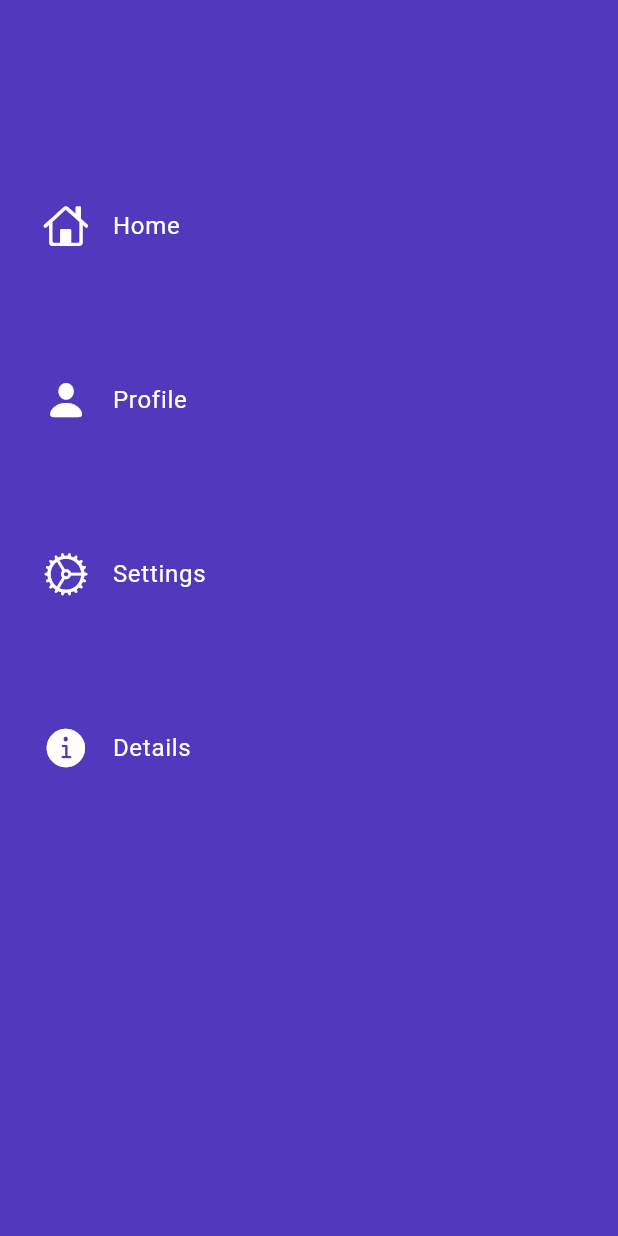
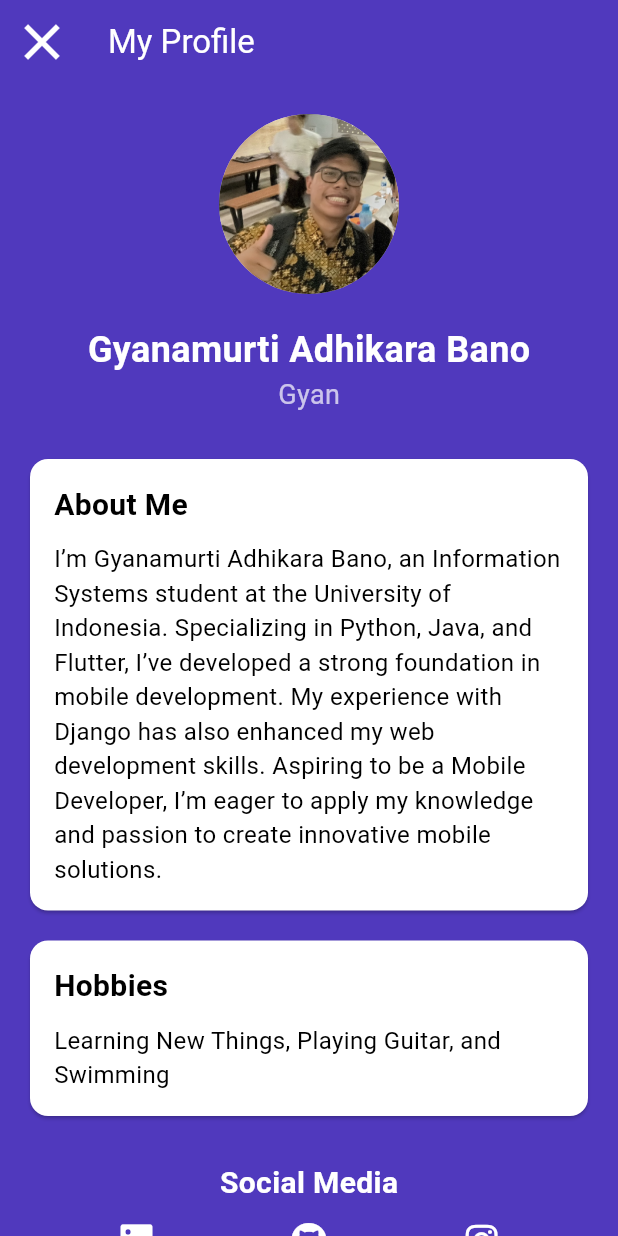
Before and after one commit to Gyan-Bano/BISMILAH-MOBDEV-RISTEK, a Flutter app: the CustomDrawer widget shown alone on an empty page, opened directly, after a tap on "Profile", on a phone screen of 412 x 824 dp. Run offline on Flutter 3.47's test engine with Material 3 defaults, Android fonts, the phone set to English and light mode, and no system bars; our stand-ins replace animate_do, flutter_slidable, flutter_slider_drawer, font_awesome_flutter, hive, hive_flutter; missing offline and left inert: flutter_cupertino_date_picker_fork; accounts and stored records are empty.

Commit message:
profile done

```diff
--- a/lib/pages/drawer/slider_drawer.dart
+++ b/lib/pages/drawer/slider_drawer.dart
@@ -1,22 +1,19 @@
 import 'package:flutter/cupertino.dart';
 import 'package:flutter/material.dart';
 import 'package:flutter/widgets.dart';
+import 'package:todo_app/pages/profile/profile_form.dart';
 
 class CustomDrawer extends StatelessWidget {
   CustomDrawer({super.key});
 
   // icons
   final List<IconData> icons = [
-    CupertinoIcons.home,
     CupertinoIcons.person_fill,
-    CupertinoIcons.settings,
     CupertinoIcons.info_circle_fill,
   ];
 
   List<String> texts = [
-    "Home",
     "Profile",
-    "Settings",
     "Details",
   ];
 
@@ -38,7 +35,24 @@ class CustomDrawer extends StatelessWidget {
                   itemBuilder: (BuildContext context, int index) {
                     return InkWell(
                       onTap: () {
-                        // logic tap
+                        if (index == 0) { // Assuming 0 is the index for Profile
+                          Navigator.of(context).push(PageRouteBuilder(
+                            pageBuilder: (context, animation, secondaryAnimation) => ProfileForm(backgroundColor: Theme.of(context).primaryColor,),
+                            transitionsBuilder: (context, animation, secondaryAnimation, child) {
+                              var begin = Offset(-1.0, 0.0);
+                              var end = Offset.zero;
+                              var curve = Curves.ease;
+
+                              var tween = Tween(begin: begin, end: end).chain(CurveTween(curve: curve));
+                              var offsetAnimation = animation.drive(tween);
+
+                              return SlideTransition(
+                                position: offsetAnimation,
+                                child: child,
+                              );
+                            },
+                          ));
+                        }
                       },
                       child: Container(
                         margin: const EdgeInsets.symmetric(
--- a/lib/pages/home/home_page.dart
+++ b/lib/pages/home/home_page.dart
@@ -21,13 +21,13 @@ class MyHomePage extends StatefulWidget {
   State<MyHomePage> createState() => _MyHomePageState();
 }
 
-class _MyHomePageState extends State<MyHomePage> with SingleTickerProviderStateMixin{
+class _MyHomePageState extends State<MyHomePage>
+    with SingleTickerProviderStateMixin {
   GlobalKey<SliderDrawerState> drawerKey = GlobalKey<SliderDrawerState>();
   bool _showSortOptions = false;
   late AnimationController _controller;
   late Animation<double> _animation;
   Set<String> _selectedFilters = {};
-
 
   @override
   void initState() {
@@ -38,6 +38,7 @@ class _MyHomePageState extends State<MyHomePage> with SingleTickerProviderStateM
     );
     _animation = Tween<double>(begin: 0, end: 1).animate(_controller);
   }
+
   // check value of circle indicator
   dynamic valueOfIndicator(List<hiveTask> task) {
     if (task.isNotEmpty) {
@@ -63,7 +64,7 @@ class _MyHomePageState extends State<MyHomePage> with SingleTickerProviderStateM
     TextTheme textTheme = Theme.of(context).textTheme;
 
     final base = BaseWidget.of(context);
-    String todayDate = DateFormat('EEEE, MMMM d').format(DateTime.now());
+    String todayDate = DateFormat('EEEE, MMMM d, yyyy').format(DateTime.now());
 
     return ValueListenableBuilder(
       valueListenable: base.dataStore.listenToTask(),
@@ -71,20 +72,26 @@ class _MyHomePageState extends State<MyHomePage> with SingleTickerProviderStateM
         var tasks = box.values.toList();
 
         tasks = tasks.where((task) {
-        if (_selectedFilters.contains('Daily Task') && task.category != 'daily') {
+          if (_selectedFilters.contains('Daily Task') &&
+              task.category != 'daily') {
             return false;
           }
-        if (_selectedFilters.contains('Priority Task') && task.category != 'priority') {
+          if (_selectedFilters.contains('Priority Task') &&
+              task.category != 'priority') {
             return false;
           }
           if (_selectedFilters.contains('Today Task')) {
-          DateTime today = DateTime.now();
-          today = DateTime(today.year, today.month, today.day);
-          if (!(task.startAtDate.compareTo(today) <= 0 && task.endAtDate.compareTo(today) >= 0)) {
-            return false;
+            DateTime now = DateTime.now();
+            DateTime todayStart = DateTime(now.year, now.month, now.day); // Start of today
+            DateTime todayEnd = DateTime(now.year, now.month, now.day, 23, 59, 59); // End of today
+
+            if (task.startAtDate.isAtSameMomentAs(todayStart) || task.startAtDate.isBefore(todayEnd)) {
+              if (task.endAtDate.isAtSameMomentAs(todayEnd) || task.endAtDate.isAfter(todayStart)) {
+                return true; // The task is a 'Today Task'
               }
             }
-
+            return false; // The task is not a 'Today Task'
+          }
                     return true;
         }).toList();
 
@@ -204,21 +211,19 @@ class _MyHomePageState extends State<MyHomePage> with SingleTickerProviderStateM
 
                   // Filter section
                   Container(
-
                     margin: const EdgeInsets.fromLTRB(20, 20, 20, 20),
-                    child: SingleChildScrollView (
+                    child: SingleChildScrollView(
                       scrollDirection: Axis.horizontal,
                       child: Row(
                         mainAxisAlignment: MainAxisAlignment.spaceEvenly,
-
                         children: [
-
                           Wrap(
                             spacing: 8.0,
                             children: [
                               FilterChip(
                                 label: Container(child: Text('Today Task')),
-                              selected: _selectedFilters.contains('Today Task'),
+                                selected:
+                                    _selectedFilters.contains('Today Task'),
                                 showCheckmark: false,
                                 onSelected: (bool value) {
                                   setState(() {
@@ -232,7 +237,8 @@ class _MyHomePageState extends State<MyHomePage> with SingleTickerProviderStateM
                               ),
                               FilterChip(
                                 label: Text('Priority Task'),
-                              selected: _selectedFilters.contains('Priority Task'),
+                                selected:
+                                    _selectedFilters.contains('Priority Task'),
                                 showCheckmark: false,
                                 onSelected: (bool value) {
                                   setState(() {
@@ -246,7 +252,8 @@ class _MyHomePageState extends State<MyHomePage> with SingleTickerProviderStateM
                               ),
                               FilterChip(
                                 label: Text('Daily Task'),
-                              selected: _selectedFilters.contains('Daily Task'),
+                                selected:
+                                    _selectedFilters.contains('Daily Task'),
                                 showCheckmark: false,
                                 onSelected: (bool value) {
                                   setState(() {
--- /dev/null
+++ b/lib/pages/profile/profile_form.dart
@@ -0,0 +1,123 @@
+import 'package:flutter/material.dart';
+import 'package:font_awesome_flutter/font_awesome_flutter.dart';
+import 'package:url_launcher/url_launcher.dart';
+
+
+class ProfileForm extends StatelessWidget {
+  final Color backgroundColor;
+
+  ProfileForm({required this.backgroundColor});
+
+  @override
+  Widget build(BuildContext context) {
+    return Scaffold(
+      backgroundColor: backgroundColor,
+      appBar: AppBar(
+        backgroundColor: backgroundColor,
+        title: Text(
+          'My Profile',
+          style: TextStyle(color: Colors.white),
+        ),
+        leading: IconButton(
+          icon: Icon(Icons.close, color: Colors.white, size: 40,),
+          onPressed: () => Navigator.of(context).pop(),
+        ),
+      ),
+      body: SingleChildScrollView(
+        child: Center(
+          child: Column(
+            children: <Widget>[
+              SizedBox(height: 20),
+              CircleAvatar(
+                radius: 60,
+                backgroundImage: AssetImage('assets/Gyan.png'),
+              ),
+              SizedBox(height: 20),
+              Text(
+                'Gyanamurti Adhikara Bano',
+                style: TextStyle(fontSize: 24, fontWeight: FontWeight.bold, color: Colors.white),
+              ),
+              Text(
+                'Gyan',
+                style: TextStyle(fontSize: 18, color: Colors.white70),
+              ),
+              SizedBox(height: 20),
+              Card(
+                color: Colors.white,
+                margin: EdgeInsets.symmetric(horizontal: 20, vertical: 10),
+                child: Padding(
+                  padding: EdgeInsets.all(16),
+                  child: Column(
+                    crossAxisAlignment: CrossAxisAlignment.start,
+                    children: <Widget>[
+                      Text(
+                        'About Me',
+                        style: TextStyle(fontSize: 20, fontWeight: FontWeight.bold, color: Colors.black),
+                      ),
+                      SizedBox(height: 10),
+                      Text(
+                        'I’m Gyanamurti Adhikara Bano, an Information Systems student at the University of Indonesia. Specializing in Python, Java, and Flutter, I’ve developed a strong foundation in mobile development. My experience with Django has also enhanced my web development skills. Aspiring to be a Mobile Developer, I’m eager to apply my knowledge and passion to create innovative mobile solutions.',
+                        style: TextStyle(fontSize: 16, color: Colors.black),
+                      ),
+                    ],
+                  ),
+                ),
+              ),
+              Card(
+                color: Colors.white,
+                margin: EdgeInsets.symmetric(horizontal: 20, vertical: 10),
+                child: Padding(
+                  padding: EdgeInsets.all(16),
+                  child: Column(
+                    crossAxisAlignment: CrossAxisAlignment.start,
+                    children: <Widget>[
+                      Text(
+                        'Hobbies',
+                        style: TextStyle(fontSize: 20, fontWeight: FontWeight.bold, color: Colors.black),
+                      ),
+                      SizedBox(height: 10),
+                      Text(
+                        'Learning New Things, Playing Guitar, and Swimming',
+                        style: TextStyle(fontSize: 16, color: Colors.black),
+                      ),
+                    ],
+                  ),
+                ),
+              ),
+              SizedBox(height: 20),
+              Text(
+                'Social Media',
+                style: TextStyle(fontSize: 20, fontWeight: FontWeight.bold, color: Colors.white),
+              ),
+              Row(
+                mainAxisAlignment: MainAxisAlignment.spaceEvenly,
+                children: <Widget>[
+                  IconButton(
+                    icon: Icon(FontAwesomeIcons.linkedin, color: Colors.white),
+                    onPressed: () {
+                      launchUrl(Uri.parse('https://www.linkedin.com/in/gyanamurti-adhikara-bano-3a3471248/'));
+                    },
+                  ),
+                  IconButton(
+                    icon: Icon(FontAwesomeIcons.github, color: Colors.white),
+                    onPressed: () {
+                      launchUrl(Uri.parse('https://github.com/Gyan-Bano'));
+                    },
+                  ),
+                  IconButton(
+                    icon: Icon(FontAwesomeIcons.instagram, color: Colors.white),
+                    onPressed: () {
+                      launchUrl(Uri.parse('https://www.instagram.com/gyan.bano/'));
+                    },
+                  ),
+                ],
+              ),
+
+              SizedBox(height: 20),
+            ],
+          ),
+        ),
+      ),
+    );
+  }
+}
--- a/lib/pages/tasks_detail/task_view.dart
+++ b/lib/pages/tasks_detail/task_view.dart
@@ -341,7 +341,7 @@ Widget build(BuildContext context) {
             ),
 
             Container(
-              margin: const EdgeInsets.only(top: 75),
+              margin: const EdgeInsets.only(top: 75, bottom: 75),
               child: Row(
                 mainAxisAlignment: isTaskAlreadyExsist()
                     ? MainAxisAlignment.center
```
Also changed, not shown: pubspec.yaml (+9 -3 lines), assets/Gyan.png (added), pubspec.lock, 5 other files. Lines whose indentation alone changed are shown as unchanged.
